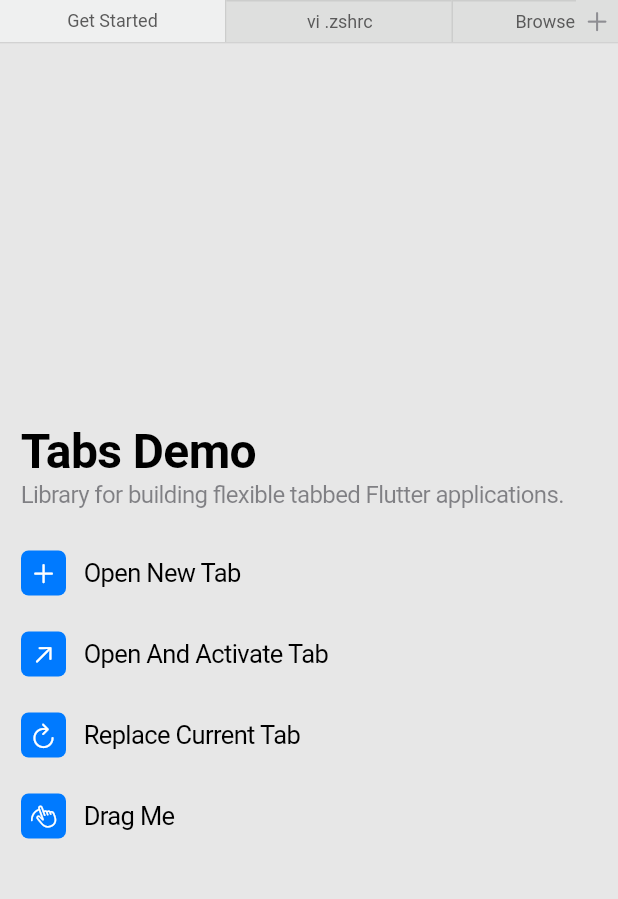
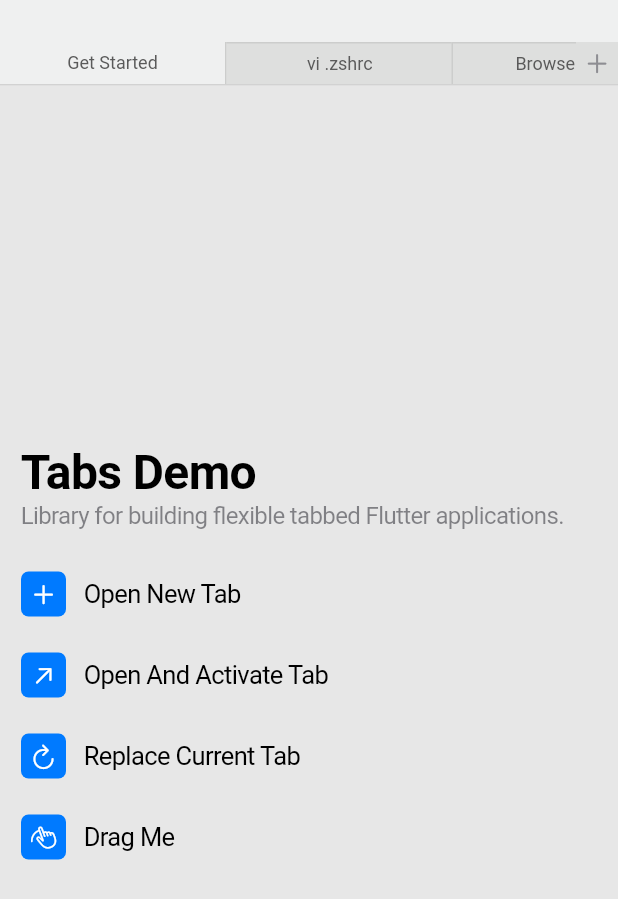
Before and after one commit to TerminalStudio/tabs, a Flutter app: the screen it shows after launch, on a phone screen of 412 x 824 dp. Shown: the top 899 px of the screen. Run offline on Flutter 3.47's test engine with Material 2 defaults, Android fonts, the phone set to English and light mode, and no system bars; missing offline and left inert: cupertino_lists, fading_edge_scrollview, flutter_fancy_tree_view, multi_split_view.

Commit message:
Update example

```diff
--- a/example/lib/main.dart
+++ b/example/lib/main.dart
@@ -30,7 +30,9 @@ class Home extends StatefulWidget {
 }
 
 class _HomeState extends State<Home> {
-  final _document = TabsDocument();
+  final document = TabsDocument();
+
+  final tabsTheme = const TabsViewThemeData();
 
   final destinations = const [
     NavigationRailDestination(
@@ -68,20 +70,29 @@ class _HomeState extends State<Home> {
 
     // final root = Tabs();
 
-    _document.setRoot(root);
+    document.setRoot(root);
   }
 
   @override
   Widget build(BuildContext context) {
-    return Row(
+    return Column(
       children: [
+        _buildTitlebar(context),
         Expanded(
           child: TabsView(
-            _document,
+            document,
+            theme: tabsTheme,
             actionBuilder: actionsBuilder,
           ),
         ),
       ],
+    );
+  }
+
+  Widget _buildTitlebar(BuildContext context) {
+    return Container(
+      height: 28,
+      color: tabsTheme.selectedBackgroundColor,
     );
   }
 
```
Also changed, not shown: 1 other file.
